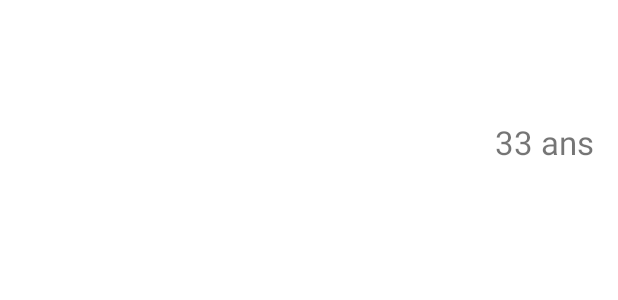
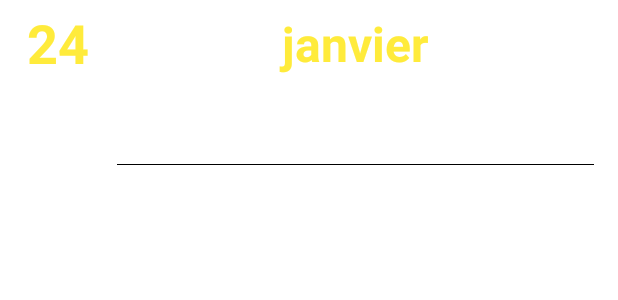
Before and after one commit to 0Gio37/birthday-app-front, an Android app: the layout item_birthday.xml on its own in the app's theme, with its tools: preview values and no code run, on a phone screen of 412 x 824 dp. Shown: the top 300 px of the screen. Run offline under Robolectric (Android 15) with nearby library versions, the phone set to English and light mode, and no system bars.

Commit message:
add new birthday

```diff
--- a/app/src/main/res/layout/item_birthday.xml
+++ b/app/src/main/res/layout/item_birthday.xml
@@ -1,5 +1,6 @@
 <?xml version="1.0" encoding="utf-8"?>
-<LinearLayout xmlns:android="http://schemas.android.com/apk/res/android"
+<LinearLayout
+    xmlns:android="http://schemas.android.com/apk/res/android"
     xmlns:tools="http://schemas.android.com/tools"
     android:layout_width="match_parent"
     android:layout_height="110dp"
@@ -8,15 +9,17 @@
 
     <TextView
         android:id="@+id/text_view_item_date_number"
-        android:layout_width="40dp"
+        android:layout_width="50dp"
         android:layout_height="match_parent"
-        android:layout_marginLeft="16dp"
-        android:layout_marginRight="16dp"
-        android:gravity="center"
-        android:textColor="@color/white"
-        android:textSize="48sp"
+        android:layout_marginLeft="14dp"
+        android:layout_marginRight="14dp"
+        android:gravity="top"
+        android:textAlignment="center"
+        android:textColor="@color/yellow"
+        android:textSize="36sp"
         android:textStyle="bold"
-        tools:text="24" />
+        tools:text="24"
+        tools:ignore="RtlCompat" />
 
     <LinearLayout
         android:layout_width="match_parent"
@@ -31,28 +34,36 @@
             android:layout_width="match_parent"
             android:layout_marginLeft="16dp"
             android:layout_marginRight="16dp"
-            android:textColor="@color/white"
+            android:textColor="@color/yellow"
+            android:gravity="top"
             android:textSize="32sp"
             android:textStyle="bold"
             android:textAlignment="center"
-            tools:text="janvier" />
+            tools:text="janvier"
+            tools:ignore="RtlCompat" />
 
         <TextView
             android:textColor="@color/white"
             android:id="@+id/text_view_item_name"
             android:layout_width="match_parent"
             android:layout_height="wrap_content"
-            android:text="gio"
             android:textSize="22sp"
             android:textStyle="bold" />
 
         <TextView
             android:id="@+id/text_view_item_age"
+            android:textColor="@color/white"
             android:layout_width="match_parent"
             android:layout_height="wrap_content"
             android:textAlignment="textEnd"
-            android:text="33 ans"
-            android:textSize="22sp" />
+            android:textSize="22sp"
+            />
+
+        <View
+            android:layout_width="match_parent"
+            android:layout_height="1dp"
+            android:background="@color/black"
+            android:layout_marginBottom="2dp"/>
     </LinearLayout>
 
 </LinearLayout>
--- a/app/src/main/res/values-night/themes.xml
+++ b/app/src/main/res/values-night/themes.xml
@@ -2,7 +2,8 @@
     <!-- Base application theme. -->
     <style name="Theme.Birthdayappfront" parent="Theme.MaterialComponents.DayNight.DarkActionBar">
         <!-- Primary brand color. -->
-        <item name="colorPrimary">@color/purple_200</item>
+<!--        <item name="colorPrimary">@color/purple_200</item>-->
+        <item name="colorPrimary">@color/gradient_color_bleu</item>
         <item name="colorPrimaryVariant">@color/purple_700</item>
         <item name="colorOnPrimary">@color/black</item>
         <!-- Secondary brand color. -->
--- a/app/src/main/res/values/colors.xml
+++ b/app/src/main/res/values/colors.xml
@@ -3,8 +3,10 @@
     <color name="purple_200">#FFBB86FC</color>
     <color name="purple_500">#FF6200EE</color>
     <color name="purple_700">#FF3700B3</color>
+    <color name="gradient_color_bleu">#081e9c</color>
     <color name="teal_200">#FF03DAC5</color>
     <color name="teal_700">#FF018786</color>
+    <color name="yellow">#FFEB3B</color>
     <color name="black">#FF000000</color>
     <color name="white">#FFFFFFFF</color>
     <color name="colorPrimaryBackground"></color>
--- a/app/src/main/res/values/strings.xml
+++ b/app/src/main/res/values/strings.xml
@@ -1,6 +1,6 @@
 <resources>
     <string name="app_name">Mes rappels d\'anniversaires</string>
-    <string name="title_activity_login">LoginActivity</string>
+    <string name="title_activity_login">S\'identifier</string>
     <string name="prompt_username">Nom d\'utilisateur</string>
     <string name="prompt_password">Mot de passe</string>
     <string name="action_sign_in">Se connecter</string>
--- a/app/src/main/res/values/themes.xml
+++ b/app/src/main/res/values/themes.xml
@@ -2,7 +2,8 @@
     <!-- Base application theme. -->
     <style name="Theme.Birthdayappfront" parent="Theme.MaterialComponents.DayNight.DarkActionBar">
         <!-- Primary brand color. -->
-        <item name="colorPrimary">@color/purple_500</item>
+       <!-- <item name="colorPrimary">@color/purple_500</item>-->
+        <item name="colorPrimary">@color/gradient_color_bleu</item>
         <item name="colorPrimaryVariant">@color/purple_700</item>
         <item name="colorOnPrimary">@color/white</item>
         <!-- Secondary brand color. -->
```
Also changed, not shown: app/src/main/java/com/georges/android/birthday_app_front/activities/MainActivity.java (+76 -18 lines), app/src/main/java/com/georges/android/birthday_app_front/adaptater/BirthdayAdaptater.java (+8 -0 lines), app/src/main/java/com/georges/android/birthday_app_front/models/Birthday.java (+6 -6 lines), app/src/main/java/com/georges/android/birthday_app_front/models/Users.java (+3 -11 lines), app/src/main/java/com/georges/android/birthday_app_front/utils/Util.java (+29 -0 lines), app/src/main/java/com/georges/android/birthday_app_front/utils/UtilApi.java (+5 -4 lines), app/src/main/res/layout/activity_main.xml (+18 -10 lines), app/src/main/res/layout/add_new_birthday.xml (added, +29 -0 lines), app/src/main/res/drawable-v24/ic_search.png (added).
